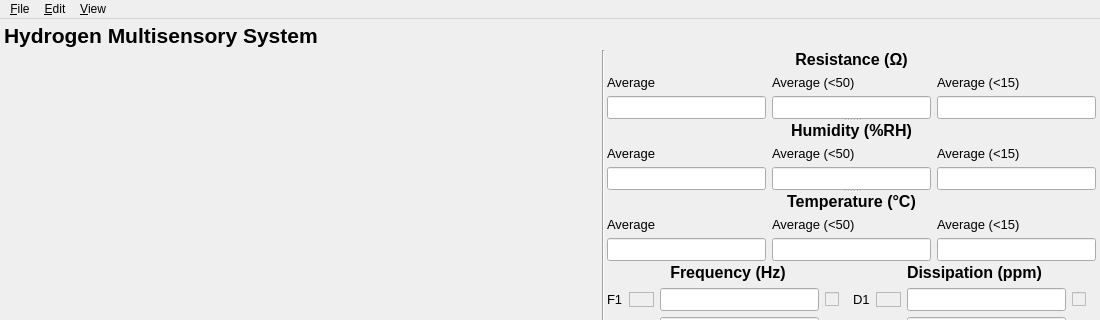
This is ui/main_gui.ui in CydiaBoss/uc-htr-sensor as Qt 5 draws it before an edit; both pictures show x 0 to 1100 and y 0 to 320 of the 1100 by 700 pixel window. The edited form follows.
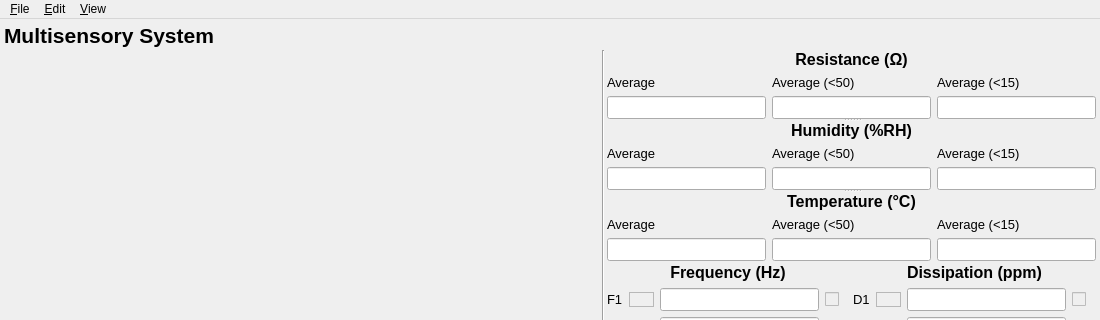
This is the edited form. Icons and pictures are not drawn. Custom widgets are drawn as their Qt base class.

The edit to the form file:
```diff
--- a/ui/main_gui.ui
+++ b/ui/main_gui.ui
@@ -87,7 +87,7 @@
          </font>
         </property>
         <property name="text">
-         <string>Hydrogen Multisensory System</string>
+         <string>Multisensory System</string>
         </property>
         <property name="scaledContents">
          <bool>true</bool>
```
